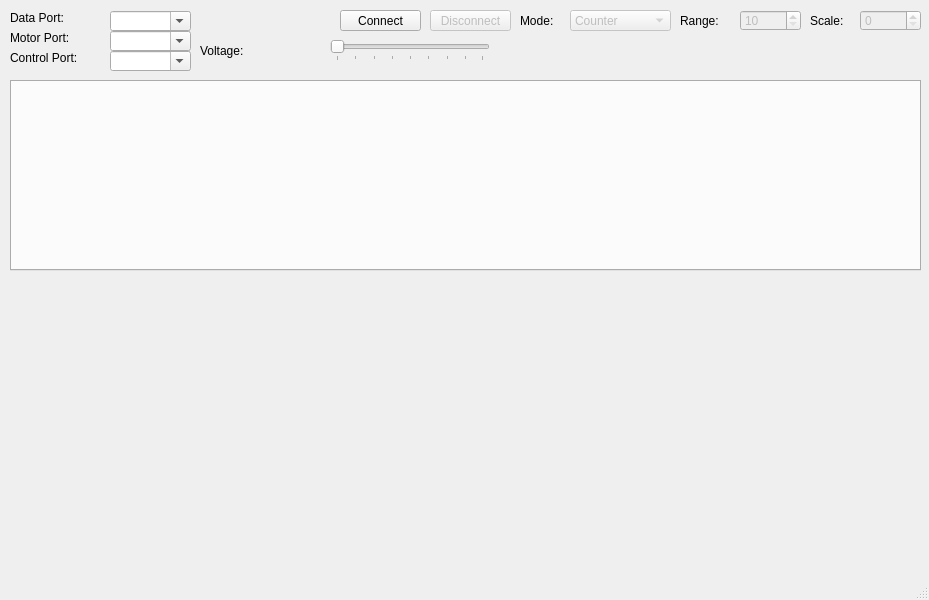
This is mainwindow.ui in ahp-electronics/xc-gui as Qt 5 draws it before an edit. The edited form follows.
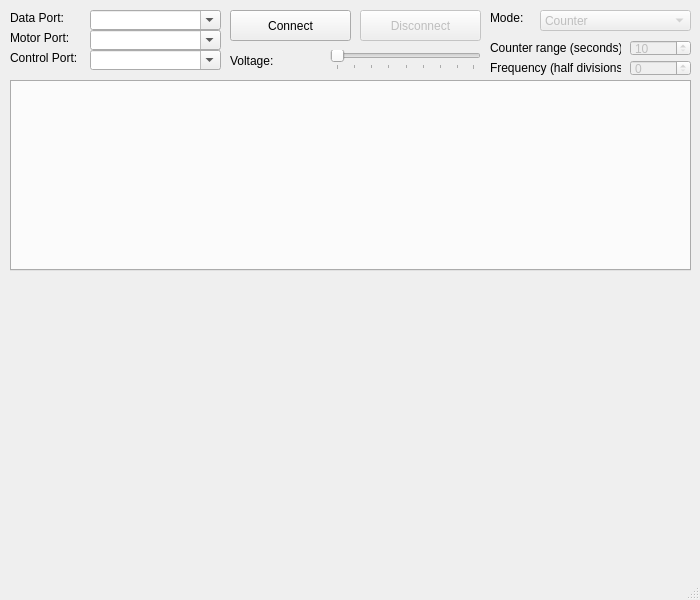
This is the edited form.

```diff
--- a/mainwindow.ui
+++ b/mainwindow.ui
@@ -6,7 +6,7 @@
    <rect>
     <x>0</x>
     <y>0</y>
-    <width>929</width>
+    <width>700</width>
     <height>600</height>
    </rect>
   </property>
@@ -17,9 +17,9 @@
    <widget class="QComboBox" name="XCPort">
     <property name="geometry">
      <rect>
-      <x>110</x>
-      <y>11</y>
-      <width>81</width>
+      <x>90</x>
+      <y>10</y>
+      <width>131</width>
       <height>20</height>
      </rect>
     </property>
@@ -32,7 +32,7 @@
      <rect>
       <x>10</x>
       <y>10</y>
-      <width>91</width>
+      <width>71</width>
       <height>16</height>
      </rect>
     </property>
@@ -43,10 +43,10 @@
    <widget class="QPushButton" name="Connect">
     <property name="geometry">
      <rect>
-      <x>340</x>
+      <x>230</x>
       <y>10</y>
-      <width>81</width>
-      <height>21</height>
+      <width>121</width>
+      <height>31</height>
      </rect>
     </property>
     <property name="text">
@@ -59,10 +59,10 @@
     </property>
     <property name="geometry">
      <rect>
-      <x>430</x>
+      <x>360</x>
       <y>10</y>
-      <width>81</width>
-      <height>21</height>
+      <width>121</width>
+      <height>31</height>
      </rect>
     </property>
     <property name="text">
@@ -74,7 +74,7 @@
      <rect>
       <x>10</x>
       <y>80</y>
-      <width>911</width>
+      <width>681</width>
       <height>191</height>
      </rect>
     </property>
@@ -88,9 +88,9 @@
     </property>
     <property name="geometry">
      <rect>
-      <x>570</x>
+      <x>540</x>
       <y>10</y>
-      <width>101</width>
+      <width>151</width>
       <height>21</height>
      </rect>
     </property>
@@ -118,10 +118,10 @@
    <widget class="QLabel" name="label_2">
     <property name="geometry">
      <rect>
-      <x>520</x>
+      <x>490</x>
       <y>10</y>
       <width>51</width>
-      <height>21</height>
+      <height>16</height>
      </rect>
     </property>
     <property name="text">
@@ -131,14 +131,14 @@
    <widget class="QLabel" name="label_3">
     <property name="geometry">
      <rect>
-      <x>810</x>
-      <y>10</y>
-      <width>41</width>
-      <height>21</height>
+      <x>490</x>
+      <y>60</y>
+      <width>131</width>
+      <height>16</height>
      </rect>
     </property>
     <property name="text">
-     <string>Scale:</string>
+     <string>Frequency (half divisions):</string>
     </property>
    </widget>
    <widget class="QSpinBox" name="Scale">
@@ -147,10 +147,10 @@
     </property>
     <property name="geometry">
      <rect>
-      <x>860</x>
-      <y>10</y>
+      <x>630</x>
+      <y>60</y>
       <width>61</width>
-      <height>21</height>
+      <height>16</height>
      </rect>
     </property>
     <property name="maximum">
@@ -160,14 +160,14 @@
    <widget class="QLabel" name="label_4">
     <property name="geometry">
      <rect>
-      <x>680</x>
-      <y>10</y>
-      <width>51</width>
-      <height>21</height>
+      <x>490</x>
+      <y>40</y>
+      <width>131</width>
+      <height>16</height>
      </rect>
     </property>
     <property name="text">
-     <string>Range:</string>
+     <string>Counter range (seconds):</string>
     </property>
    </widget>
    <widget class="QSpinBox" name="Range">
@@ -176,10 +176,10 @@
     </property>
     <property name="geometry">
      <rect>
-      <x>740</x>
-      <y>10</y>
+      <x>630</x>
+      <y>40</y>
       <width>61</width>
-      <height>21</height>
+      <height>16</height>
      </rect>
     </property>
     <property name="minimum">
@@ -194,7 +194,7 @@
      <rect>
       <x>10</x>
       <y>30</y>
-      <width>91</width>
+      <width>71</width>
       <height>16</height>
      </rect>
     </property>
@@ -205,9 +205,9 @@
    <widget class="QComboBox" name="MotorPort">
     <property name="geometry">
      <rect>
-      <x>110</x>
-      <y>31</y>
-      <width>81</width>
+      <x>90</x>
+      <y>30</y>
+      <width>131</width>
       <height>20</height>
      </rect>
     </property>
@@ -219,9 +219,9 @@
     <property name="geometry">
      <rect>
       <x>330</x>
-      <y>40</y>
-      <width>160</width>
-      <height>21</height>
+      <y>50</y>
+      <width>151</width>
+      <height>20</height>
      </rect>
     </property>
     <property name="maximum">
@@ -240,9 +240,9 @@
    <widget class="QLabel" name="voltageLabel">
     <property name="geometry">
      <rect>
-      <x>200</x>
-      <y>40</y>
-      <width>131</width>
+      <x>230</x>
+      <y>50</y>
+      <width>101</width>
       <height>21</height>
      </rect>
     </property>
@@ -255,7 +255,7 @@
      <rect>
       <x>10</x>
       <y>50</y>
-      <width>91</width>
+      <width>71</width>
       <height>16</height>
      </rect>
     </property>
@@ -266,9 +266,9 @@
    <widget class="QComboBox" name="ControlPort">
     <property name="geometry">
      <rect>
-      <x>110</x>
-      <y>51</y>
-      <width>81</width>
+      <x>90</x>
+      <y>50</y>
+      <width>131</width>
       <height>20</height>
      </rect>
     </property>
```
Left out of the diff: 23 changed lines with no effect on the pictures.
